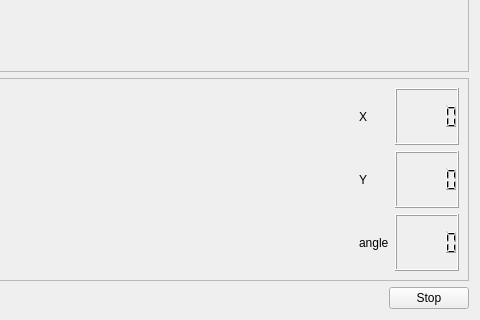
gmegiash/Proyecto_Robotica_25-26, file actividad2/src/mainUI.ui: the form before one commit; both pictures show x 744 to 1224 and y 239 to 559 of the 1224 by 559 pixel window.
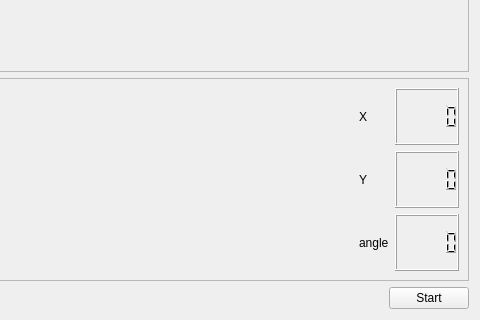
The form after the commit.

Commit message: Boton Start para la maquina de estados en la interfaz implementado Algunos valores de la mainUi ya se actualizan correctamente

What changed in the file:
```diff
--- a/actividad2/src/mainUI.ui
+++ b/actividad2/src/mainUI.ui
@@ -358,7 +358,7 @@
          <item>
           <widget class="QPushButton" name="pushButton_stop">
            <property name="text">
-            <string>Stop</string>
+            <string>Start</string>
            </property>
            <property name="checkable">
             <bool>true</bool>
```
Left out of the diff: 2 changed lines with no effect on the pictures. The commit also changes 4 other files.
